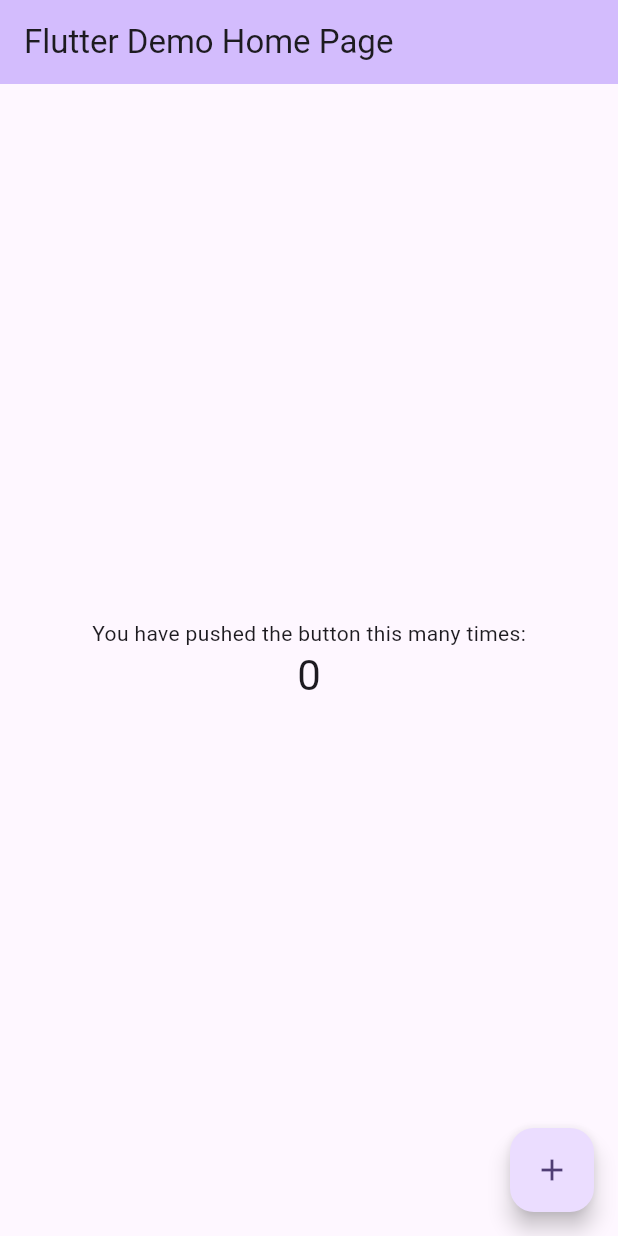
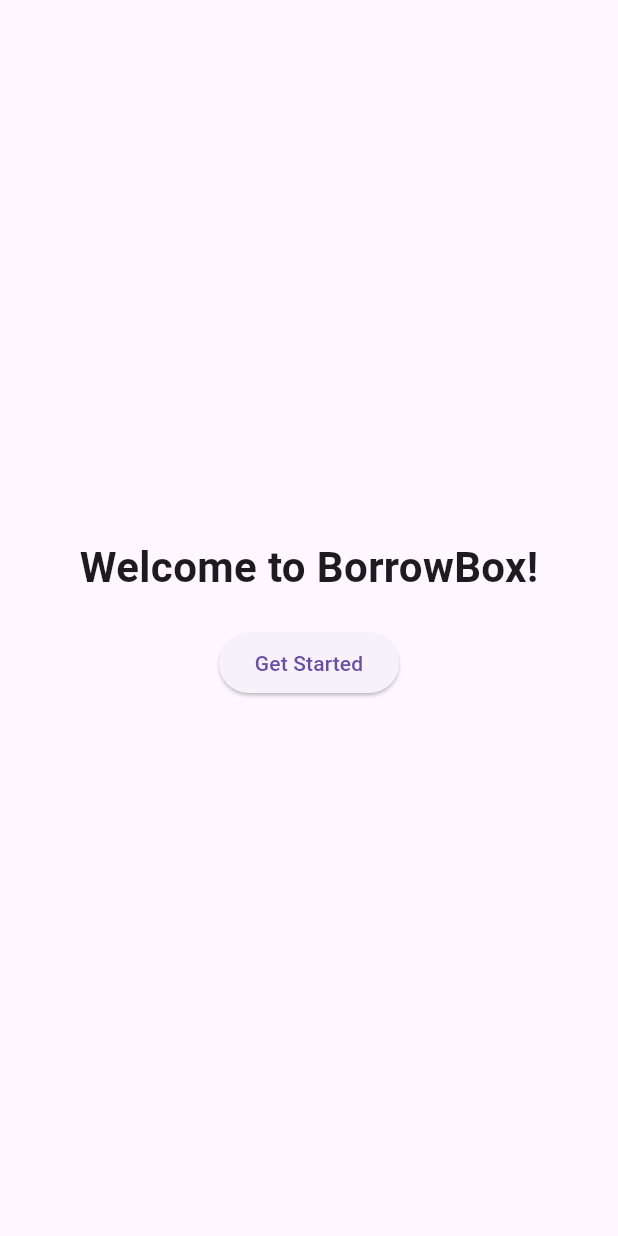
Before and after one commit to sashwatt/borrowbox, a Flutter app: the screen it shows after launch, on a phone screen of 412 x 824 dp. Run offline on Flutter 3.47's test engine with Material 3 defaults, Android fonts, the phone set to English and light mode, and no system bars.

Commit message:
added pages

```diff
--- a/tech_rental/lib/main.dart
+++ b/tech_rental/lib/main.dart
@@ -1,125 +1,6 @@
 import 'package:flutter/material.dart';
+import 'view/app.dart'; // Import the main app configuration
 
 void main() {
-  runApp(const MyApp());
+  runApp(BorrowBoxApp());
 }
-
-class MyApp extends StatelessWidget {
-  const MyApp({super.key});
-
-  // This widget is the root of your application.
-  @override
-  Widget build(BuildContext context) {
-    return MaterialApp(
-      title: 'Flutter Demo',
-      theme: ThemeData(
-        // This is the theme of your application.
-        //
-        // TRY THIS: Try running your application with "flutter run". You'll see
-        // the application has a purple toolbar. Then, without quitting the app,
-        // try changing the seedColor in the colorScheme below to Colors.green
-        // and then invoke "hot reload" (save your changes or press the "hot
-        // reload" button in a Flutter-supported IDE, or press "r" if you used
-        // the command line to start the app).
-        //
-        // Notice that the counter didn't reset back to zero; the application
-        // state is not lost during the reload. To reset the state, use hot
-        // restart instead.
-        //
-        // This works for code too, not just values: Most code changes can be
-        // tested with just a hot reload.
-        colorScheme: ColorScheme.fromSeed(seedColor: Colors.deepPurple),
-        useMaterial3: true,
-      ),
-      home: const MyHomePage(title: 'Flutter Demo Home Page'),
-    );
-  }
-}
-
-class MyHomePage extends StatefulWidget {
-  const MyHomePage({super.key, required this.title});
-
-  // This widget is the home page of your application. It is stateful, meaning
-  // that it has a State object (defined below) that contains fields that affect
-  // how it looks.
-
-  // This class is the configuration for the state. It holds the values (in this
-  // case the title) provided by the parent (in this case the App widget) and
-  // used by the build method of the State. Fields in a Widget subclass are
-  // always marked "final".
-
-  final String title;
-
-  @override
-  State<MyHomePage> createState() => _MyHomePageState();
-}
-
-class _MyHomePageState extends State<MyHomePage> {
-  int _counter = 0;
-
-  void _incrementCounter() {
-    setState(() {
-      // This call to setState tells the Flutter framework that something has
-      // changed in this State, which causes it to rerun the build method below
-      // so that the display can reflect the updated values. If we changed
-      // _counter without calling setState(), then the build method would not be
-      // called again, and so nothing would appear to happen.
-      _counter++;
-    });
-  }
-
-  @override
-  Widget build(BuildContext context) {
-    // This method is rerun every time setState is called, for instance as done
-    // by the _incrementCounter method above.
-    //
-    // The Flutter framework has been optimized to make rerunning build methods
-    // fast, so that you can just rebuild anything that needs updating rather
-    // than having to individually change instances of widgets.
-    return Scaffold(
-      appBar: AppBar(
-        // TRY THIS: Try changing the color here to a specific color (to
-        // Colors.amber, perhaps?) and trigger a hot reload to see the AppBar
-        // change color while the other colors stay the same.
-        backgroundColor: Theme.of(context).colorScheme.inversePrimary,
-        // Here we take the value from the MyHomePage object that was created by
-        // the App.build method, and use it to set our appbar title.
-        title: Text(widget.title),
-      ),
-      body: Center(
-        // Center is a layout widget. It takes a single child and positions it
-        // in the middle of the parent.
-        child: Column(
-          // Column is also a layout widget. It takes a list of children and
-          // arranges them vertically. By default, it sizes itself to fit its
-          // children horizontally, and tries to be as tall as its parent.
-          //
-          // Column has various properties to control how it sizes itself and
-          // how it positions its children. Here we use mainAxisAlignment to
-          // center the children vertically; the main axis here is the vertical
-          // axis because Columns are vertical (the cross axis would be
-          // horizontal).
-          //
-          // TRY THIS: Invoke "debug painting" (choose the "Toggle Debug Paint"
-          // action in the IDE, or press "p" in the console), to see the
-          // wireframe for each widget.
-          mainAxisAlignment: MainAxisAlignment.center,
-          children: <Widget>[
-            const Text(
-              'You have pushed the button this many times:',
-            ),
-            Text(
-              '$_counter',
-              style: Theme.of(context).textTheme.headlineMedium,
-            ),
-          ],
-        ),
-      ),
-      floatingActionButton: FloatingActionButton(
-        onPressed: _incrementCounter,
-        tooltip: 'Increment',
-        child: const Icon(Icons.add),
-      ), // This trailing comma makes auto-formatting nicer for build methods.
-    );
-  }
-}
--- /dev/null
+++ b/tech_rental/lib/view/app.dart
@@ -0,0 +1,40 @@
+import 'package:flutter/material.dart';
+import 'package:tech_rental/view/dashboard.dart';
+import 'package:tech_rental/view/login_page.dart';
+import 'package:tech_rental/view/onboard_screen.dart';
+import 'package:tech_rental/view/signup_page.dart';
+
+
+class BorrowBoxApp extends StatelessWidget {
+  @override
+  Widget build(BuildContext context) {
+    return MaterialApp(
+      title: 'BorrowBox',
+      theme: ThemeData(
+        primarySwatch: Colors.blue,
+        brightness: Brightness.light, // Default light mode
+      ),
+      darkTheme: ThemeData(
+        brightness: Brightness.dark, // Dark mode theme
+        primarySwatch: Colors.blue,
+      ),
+      themeMode: ThemeMode.system, // Automatically switch based on system setting
+
+      // Define initial route
+      initialRoute: '/onboarding',
+
+      // Define routes
+      routes: {
+        '/onboarding': (context) => OnboardScreen(),
+        '/login': (context) => LoginScreen(),
+        '/signup': (context) => SignupPage(),
+        '/dashboard': (context) => Dashboard(),
+      },
+
+      // Handle unknown routes
+      onUnknownRoute: (settings) {
+        return MaterialPageRoute(builder: (context) => LoginScreen());
+      },
+    );
+  }
+}
--- /dev/null
+++ b/tech_rental/lib/view/onboard_screen.dart
@@ -0,0 +1,27 @@
+import 'package:flutter/material.dart';
+
+class OnboardScreen extends StatelessWidget {
+  @override
+  Widget build(BuildContext context) {
+    return Scaffold(
+      body: Center(
+        child: Column(
+          mainAxisAlignment: MainAxisAlignment.center,
+          children: [
+            const Text(
+              'Welcome to BorrowBox!',
+              style: TextStyle(fontSize: 28, fontWeight: FontWeight.bold),
+            ),
+            const SizedBox(height: 20),
+            ElevatedButton(
+              onPressed: () {
+                Navigator.pushReplacementNamed(context, '/login');
+              },
+              child: const Text('Get Started'),
+            ),
+          ],
+        ),
+      ),
+    );
+  }
+}
```
Also changed, not shown: tech_rental/lib/view/dashboard.dart (added, +18 -0 lines), tech_rental/lib/view/login_page.dart (added, +122 -0 lines), tech_rental/lib/view/signup_page.dart (added, +66 -0 lines), 1 other file.
